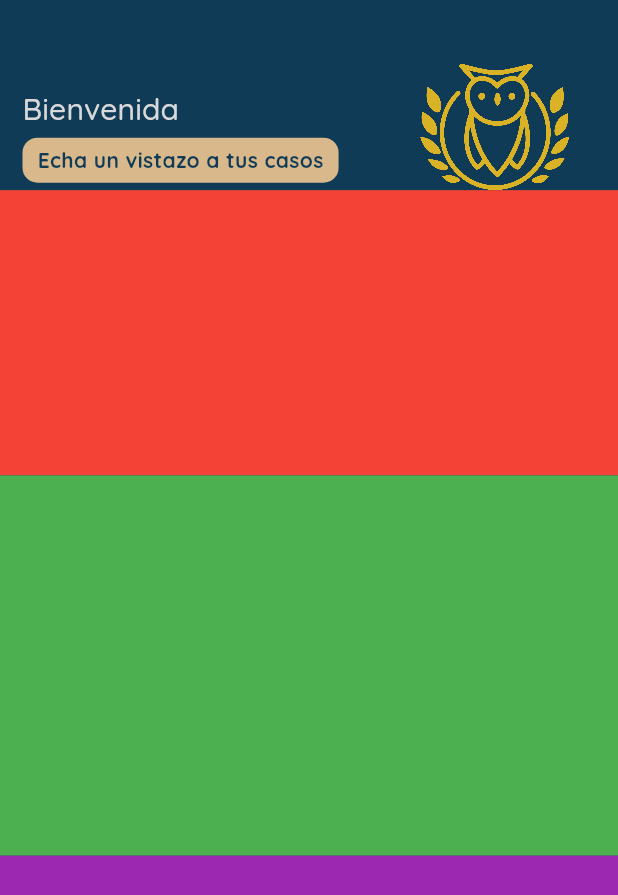
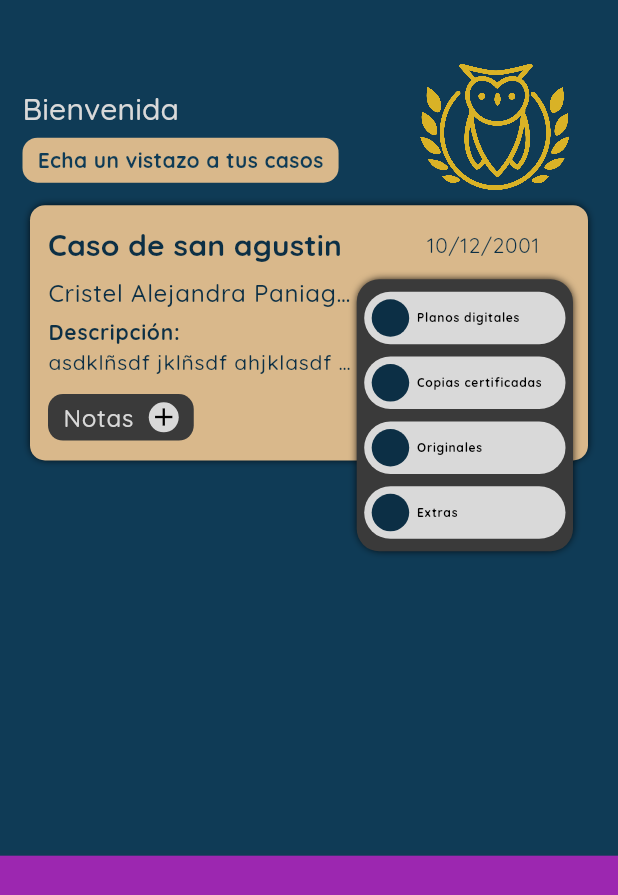
Before and after one commit to Gugodin/AppExpedientes, a Flutter app: the AdminHomeScreen screen opened by its route, on a phone screen of 412 x 824 dp. Shown: the top 895 px of the screen. Run offline on Flutter 3.47's test engine with Material 3 defaults, Android fonts, the phone set to English and light mode, and no system bars; our stand-ins replace auto_route, bot_toast, cloud_firestore, firebase_auth, firebase_core, firebase_storage and 4 more; accounts and stored records are empty; generated files the repository leaves out were written again.

Commit message:
last case almost done

```diff
--- a/lib/config/colors/colors.dart
+++ b/lib/config/colors/colors.dart
@@ -6,6 +6,8 @@ class MainColorsApp {
 
   static const backgroundColorTextFields = Color(0xFF0C2F45);
 
+  static const containerDarkColor = Color(0xFF3A3A3A);
+
   static const primaryColor = Color(0xFF90BBD6);
   static const secondaryColor = Color(0xFFD9B88B);
   static const brightColor = Color(0xFFD5FFE1);
--- a/lib/ui/commons/custom_circle_button.dart
+++ b/lib/ui/commons/custom_circle_button.dart
@@ -8,6 +8,8 @@ class CustomCircleButton extends StatelessWidget {
   final Function() onTap;
   final bool isLoading;
   final EdgeInsets margin;
+  final double? iconSize;
+  final EdgeInsetsGeometry ? padding;
 
   const CustomCircleButton(
       {required this.icon,
@@ -15,6 +17,8 @@ class CustomCircleButton extends StatelessWidget {
       this.colorBackGround,
       required this.onTap,
       this.margin = const EdgeInsets.all(10),
+      this.iconSize,
+      this.padding,
       this.isLoading = false});
 
   @override
@@ -29,10 +33,12 @@ class CustomCircleButton extends StatelessWidget {
           onTap: onTap,
           borderRadius: BorderRadius.circular(30),
           child: Padding(
-            padding: const EdgeInsets.all(18),
+            padding: padding ?? const EdgeInsets.all(18),
             child: Icon(
               icon,
               color: colorIcon ?? Colors.white,
+
+              size: iconSize,
             ),
           ),
         ),
--- a/lib/ui/screens/admin_screens/home/admin_home_screen.dart
+++ b/lib/ui/screens/admin_screens/home/admin_home_screen.dart
@@ -46,18 +46,12 @@ class _AdminHomeScreenState extends ConsumerState<AdminHomeScreen> {
       body: Column(
         // mainAxisAlignment: MainAxisAlignment.center,
         children: [
-          const Expanded(
-              flex: 2,
-              child: NameAndImageWidget()),
-          Expanded(
-              flex: 3,
-              child: Container(
-                color: Colors.red,
-              )),
+          const Expanded(flex: 2, child: NameAndImageWidget()),
+          const Expanded(flex: 3, child: LastCaseWidget()),
           Expanded(
               flex: 4,
               child: Container(
-                color: Colors.green,
+                color: Colors.transparent,
               )),
           Expanded(
               flex: 4,
--- a/lib/ui/screens/admin_screens/home/widgets/last_case.dart
+++ b/lib/ui/screens/admin_screens/home/widgets/last_case.dart
@@ -1 +1,23 @@
 import 'package:flutter/material.dart';
+
+import 'last_case/last_case.dart';
+
+class LastCaseWidget extends StatelessWidget {
+  const LastCaseWidget({super.key});
+
+  @override
+  Widget build(BuildContext context) {
+    Size size = MediaQuery.of(context).size;
+    return Padding(
+      padding: EdgeInsets.symmetric(horizontal: 20, vertical: 10),
+      child: Stack(
+        clipBehavior: Clip.none,
+        children: [
+          const Positioned.fill(child: CardLastCaseWidget()),
+          Positioned(
+              right: 10, top: size.height * 0.06, child: const MenuLastCaseWidget())
+        ],
+      ),
+    );
+  }
+}
--- /dev/null
+++ b/lib/ui/screens/admin_screens/home/widgets/last_case/card_last_case.dart
@@ -0,0 +1,167 @@
+import 'package:expedientes/ui/ui.dart';
+import 'package:flutter/material.dart';
+import 'package:flutter_riverpod/flutter_riverpod.dart';
+
+import '../../../../../../config/config.dart';
+
+class CardLastCaseWidget extends ConsumerWidget {
+  const CardLastCaseWidget({super.key});
+
+  @override
+  Widget build(BuildContext context, ref) {
+    Size size = MediaQuery.of(context).size;
+    final theme = Theme.of(context);
+    return Container(
+      decoration: BoxDecoration(
+        color: MainColorsApp.secondaryColor,
+        borderRadius: BorderRadius.circular(10),
+        boxShadow: const [AppStyles.buttonShadow],
+      ),
+      padding: const EdgeInsets.all(12),
+      child: Column(
+        children: [
+          const Expanded(flex: 1, child: NameAndDate()),
+          Expanded(
+            flex: 4,
+            child: Padding(
+              padding: EdgeInsets.only(right: size.width * 0.35),
+              child: Column(
+                children: [
+                  Expanded(
+                      flex: 2,
+                      child: Align(
+                        alignment: Alignment.centerLeft,
+                        child: Text(
+                          'Cristel Alejandra Paniagua',
+                          overflow: TextOverflow.ellipsis,
+                          style: theme.textTheme.labelMedium!.copyWith(
+                              color: MainColorsApp.backgroundColorD,
+                              fontWeight: FontWeight.w500),
+                        ),
+                      )),
+                  const Expanded(flex: 3, child: Description()),
+                  const Expanded(flex: 2, child: NotesWidget()),
+                ],
+              ),
+            ),
+          )
+        ],
+      ),
+    );
+  }
+}
+
+class NotesWidget extends StatelessWidget {
+  const NotesWidget({super.key});
+
+  @override
+  Widget build(BuildContext context) {
+    final theme = Theme.of(context);
+    return Align(
+      alignment: Alignment.centerLeft,
+      child: Container(
+        decoration: BoxDecoration(
+            color: MainColorsApp.containerDarkColor,
+            borderRadius: BorderRadius.circular(10)),
+        child: Material(
+          color: Colors.transparent,
+          child: InkWell(
+            onTap: () {},
+            borderRadius: BorderRadius.circular(10),
+            child: Padding(
+              padding: const EdgeInsets.symmetric(horizontal: 10, vertical: 5),
+              child: Row(
+                mainAxisSize: MainAxisSize.min,
+                children: [
+                  Text(
+                    'Notas',
+                    overflow: TextOverflow.ellipsis,
+                    style: theme.textTheme.labelMedium!
+                        .copyWith(fontWeight: FontWeight.w500),
+                  ),
+                  const SizedBox(
+                    width: 10,
+                  ),
+                  CustomCircleButton(
+                    icon: Icons.add,
+                    iconSize: 20,
+                    colorIcon: Colors.black,
+                    colorBackGround: MainColorsApp.brightColorText,
+                    padding: const EdgeInsets.all(0),
+                    onTap: () {},
+                  )
+                ],
+              ),
+            ),
+          ),
+        ),
+      ),
+    );
+  }
+}
+
+class Description extends StatelessWidget {
+  const Description({
+    super.key,
+  });
+
+  @override
+  Widget build(BuildContext context) {
+    final theme = Theme.of(context);
+    return Column(
+      crossAxisAlignment: CrossAxisAlignment.start,
+      children: [
+        Text(
+          'Descripción:',
+          overflow: TextOverflow.ellipsis,
+          style: theme.textTheme.labelSmall!.copyWith(
+              color: MainColorsApp.backgroundColorD,
+              fontWeight: FontWeight.bold),
+        ),
+        Expanded(
+            child: Text(
+                'asdklñsdf jklñsdf ahjklasdf jhklasdf jkhlasdf hjklfsda jkhsdfa hjkasdf hjklasdfhjklasdf hjksadf asdfhjklasdfhjklasdfjklhsdafasdfkjlhasdfhjkl ',
+                overflow: TextOverflow.ellipsis,
+                maxLines: 1,
+                style: theme.textTheme.labelSmall!.copyWith(
+                    color: MainColorsApp.backgroundColorD,
+                    fontWeight: FontWeight.w500)))
+      ],
+    );
+  }
+}
+
+class NameAndDate extends StatelessWidget {
+  const NameAndDate({
+    super.key,
+  });
+
+  @override
+  Widget build(BuildContext context) {
+    final theme = Theme.of(context);
+    return Row(
+      children: [
+        Expanded(
+            flex: 2,
+            child: Text(
+              'Caso de san agustin',
+              overflow: TextOverflow.ellipsis,
+              style: theme.textTheme.labelLarge!.copyWith(
+                  color: MainColorsApp.backgroundColorD,
+                  fontWeight: FontWeight.bold),
+            )),
+        Expanded(
+            flex: 1,
+            child: Center(
+              child: Text(
+                '10/12/2001',
+                overflow: TextOverflow.ellipsis,
+                style: theme.textTheme.labelSmall!.copyWith(
+                    color: MainColorsApp.backgroundColorD,
+                    fontWeight: FontWeight.w400),
+              ),
+            )),
+      ],
+    );
+  }
+}
--- /dev/null
+++ b/lib/ui/screens/admin_screens/home/widgets/last_case/last_case.dart
@@ -0,0 +1,2 @@
+export 'card_last_case.dart';
+export 'menu_last_case.dart';
--- /dev/null
+++ b/lib/ui/screens/admin_screens/home/widgets/last_case/menu_last_case.dart
@@ -0,0 +1,66 @@
+import 'package:expedientes/config/config.dart';
+import 'package:flutter/material.dart';
+
+class MenuLastCaseWidget extends StatelessWidget {
+  const MenuLastCaseWidget({super.key});
+
+  @override
+  Widget build(BuildContext context) {
+    Size size = MediaQuery.of(context).size;
+    return Container(
+      height: size.height * 0.22,
+      width: size.width * 0.35,
+      padding: const EdgeInsets.symmetric(horizontal: 5),
+      decoration: BoxDecoration(
+          boxShadow: const [AppStyles.buttonShadow],
+          color: MainColorsApp.containerDarkColor,
+          borderRadius: BorderRadius.circular(15)),
+      child: const Column(
+        mainAxisAlignment: MainAxisAlignment.spaceEvenly,
+        children: [
+          MenuItem(nameButton: 'Planos digitales', asset: 'Icons.abc'),
+          MenuItem(nameButton: 'Copias certificadas', asset: 'Icons.abc'),
+          MenuItem(nameButton: 'Originales', asset: ' Icons.abc'),
+          MenuItem(nameButton: 'Extras', asset: 'Icons.abc')
+        ],
+      ),
+    );
+  }
+}
+
+class MenuItem extends StatelessWidget {
+  final String nameButton;
+  final String asset;
+  // TODO Add rote parameter
+  const MenuItem({super.key, required this.nameButton, required this.asset});
+
+  @override
+  Widget build(BuildContext context) {
+    final theme = Theme.of(context);
+    return Container(
+      padding: EdgeInsets.all(5),
+      decoration: BoxDecoration(
+          borderRadius: BorderRadius.circular(25),
+          color: MainColorsApp.brightColorText),
+      child: Row(
+        // mainAxisSize: MainAxisSize.min,
+        children: [
+          Container(
+            height: 25,
+            width: 25,
+            decoration: const BoxDecoration(
+                shape: BoxShape.circle, color: MainColorsApp.backgroundColorD),
+          ),
+          const SizedBox(
+            width: 5,
+          ),
+          Text(
+            nameButton,
+            style: theme.textTheme.labelSmall!.copyWith(
+                color: Colors.black, fontSize: 8, fontWeight: FontWeight.bold),
+          )
+        ],
+      ),
+    );
+  }
+}
--- a/lib/ui/screens/admin_screens/home/widgets/widgets.dart
+++ b/lib/ui/screens/admin_screens/home/widgets/widgets.dart
@@ -1 +1,2 @@
 export 'name_and_image.dart';
+export 'last_case.dart';
```
